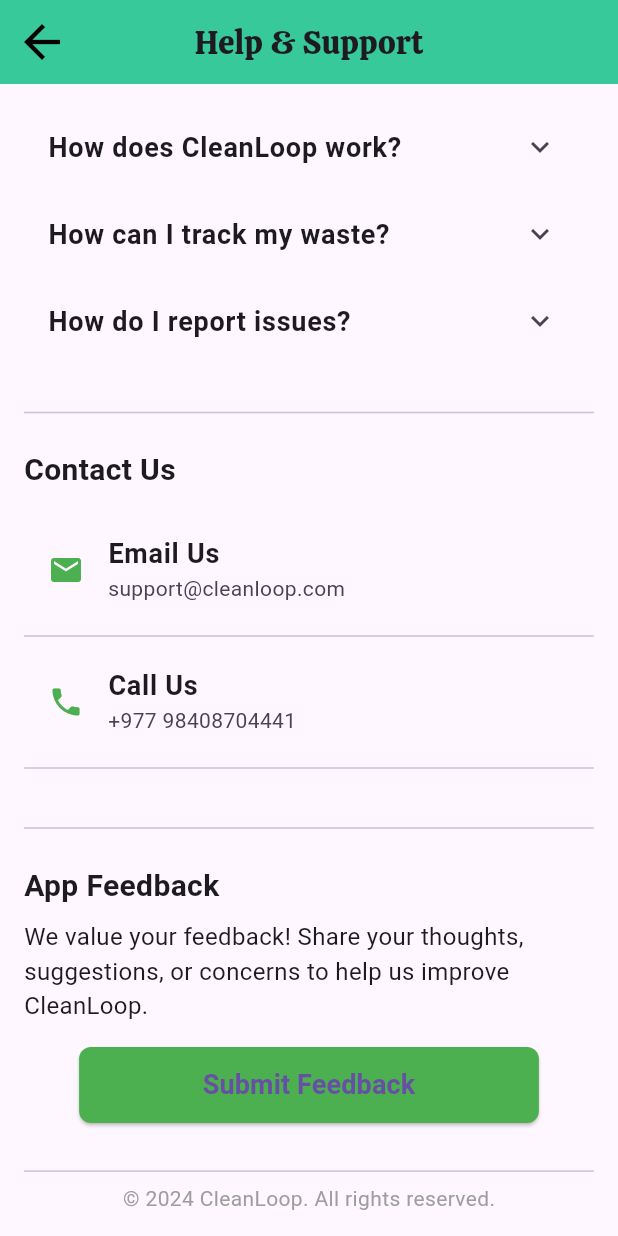
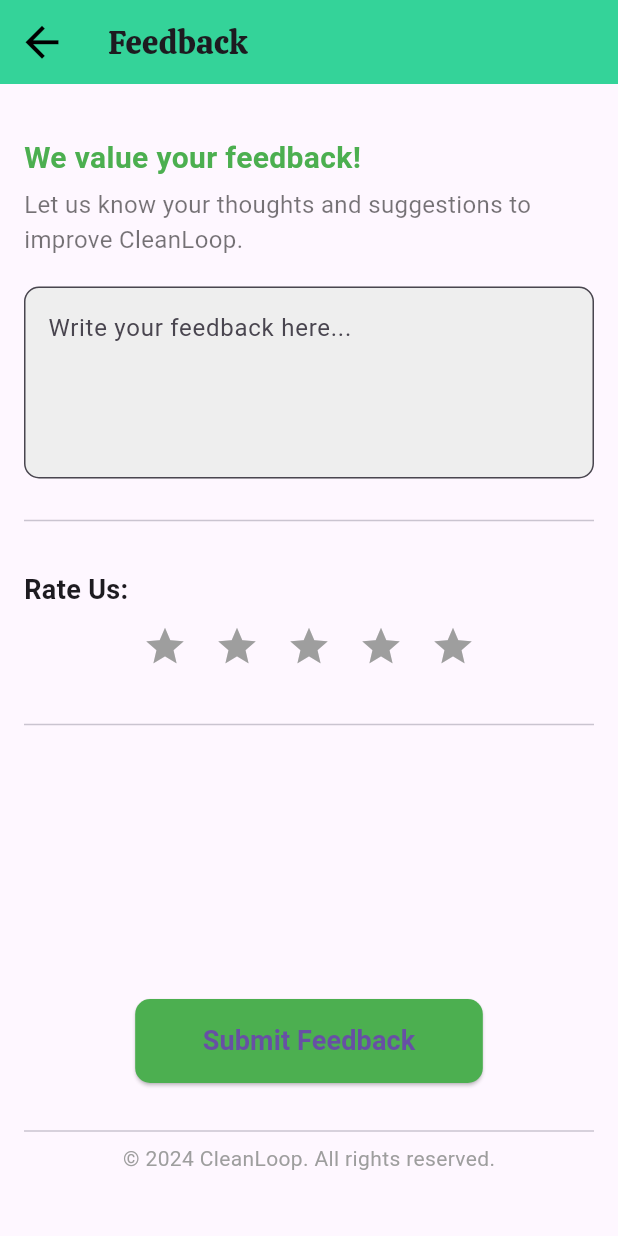
Before and after one commit to Rijan77/CleanLooop_, a Flutter app: the HelpSupportPage screen opened directly, scrolled down 50 dp, after a tap on "Submit Feedback", on a phone screen of 412 x 824 dp. Run offline on Flutter 3.47's test engine with Material 3 defaults, Android fonts, the phone set to English and light mode, and no system bars; our stand-ins replace cloud_firestore, firebase_auth, firebase_core, fl_chart, flutter_local_notifications, geocoding and 5 more; missing offline and left inert: flutter_facebook_auth; accounts and stored records are empty; network calls fail.

Commit message:
Add User Feedback page

```diff
--- a/lib/homePage.dart
+++ b/lib/homePage.dart
@@ -29,7 +29,7 @@
     _screens.addAll([
       const HomeScreen(),
       const NotificationPage(),
-      HistoryPage(userId: '',),
+      const HistoryPage(userId: '',),
       const Userprofile(),
 
     ]);
@@ -84,8 +84,8 @@
         children: [
           // Green Container (Profile Section at the Top)
           Container(
-            color: Colors.green,
-            padding: const EdgeInsets.all(16.0),
+            color: const Color(0xff34D399),
+            padding: const EdgeInsets.all(17.0),
             child: Column(
               children: [
                 // Profile and Points Row
--- a/lib/main.dart
+++ b/lib/main.dart
@@ -1,6 +1,4 @@
 import 'package:cleanloop/pages/UserProfile/ThemeManager.dart';
-import 'package:cleanloop/pages/tracking_location/location_confirmation.dart';
-import 'package:cleanloop/pages/tracking_location/map_page.dart';
 import 'package:flutter/material.dart';
 import 'package:firebase_core/firebase_core.dart';
 import 'package:provider/provider.dart';
@@ -35,7 +33,7 @@
       theme: ThemeData.light(),
       darkTheme: ThemeData.dark(),
       themeMode: themeManager.themeMode,
-      home:   WasteCleaningHomePage(),
+      home:   const WasteCleaningHomePage  (),
     );
   }
 }
--- a/lib/pages/UserProfile/EditProfilePage.dart
+++ b/lib/pages/UserProfile/EditProfilePage.dart
@@ -96,12 +96,11 @@
   Widget build(BuildContext context) {
     return Scaffold(
       appBar: AppBar(
+
         backgroundColor: const Color(0xff34D399),
         leading: IconButton(
           icon: const Icon(
-            Icons.arrow_back,
-            color: Colors.black,
-            size: 26,
+            Icons.arrow_back, color: Colors.black, size: 33,
           ),
           onPressed: () => Navigator.pop(context),
         ),
--- /dev/null
+++ b/lib/pages/UserProfile/Feedback.dart
@@ -0,0 +1,155 @@
+import 'package:flutter/material.dart';
+
+class FeedbackPage extends StatefulWidget {
+  const FeedbackPage({super.key});
+
+  @override
+  _FeedbackPageState createState() => _FeedbackPageState();
+}
+
+class _FeedbackPageState extends State<FeedbackPage> {
+  final TextEditingController _feedbackController = TextEditingController();
+  int _rating = 0;
+
+  void _submitFeedback() {
+    if (_feedbackController.text.isEmpty || _rating == 0) {
+      ScaffoldMessenger.of(context).showSnackBar(
+        const SnackBar(content: Text("Please provide feedback and select a rating.")),
+      );
+      return;
+    }
+
+    // Handle the feedback submission logic here
+    print("Feedback Submitted: ${_feedbackController.text}");
+    print("Rating: $_rating stars");
+
+    ScaffoldMessenger.of(context).showSnackBar(
+      const SnackBar(content: Text("Thank you for your feedback!")),
+    );
+
+    // Clear the form after submission
+    _feedbackController.clear();
+    setState(() {
+      _rating = 0;
+    });
+  }
+
+  Widget _buildStarRating() {
+    return Row(
+      mainAxisAlignment: MainAxisAlignment.center,
+      children: List.generate(5, (index) {
+        return IconButton(
+          onPressed: () {
+            setState(() {
+              _rating = index + 1; // Set rating to the star clicked
+            });
+          },
+          icon: Icon(
+            Icons.star,
+            color: index < _rating ? Colors.orange : Colors.grey,
+            size: 30,
+          ),
+        );
+      }),
+    );
+  }
+
+  @override
+  Widget build(BuildContext context) {
+    return Scaffold(
+      appBar: AppBar(
+        leading: IconButton(
+          icon: const Icon(Icons.arrow_back, color: Colors.black, size: 33,),
+          onPressed: () {
+            // Navigate back to login page
+            Navigator.pop(context);
+          },
+        ),
+        title: const Text("Feedback", style: TextStyle( fontFamily: "Calistoga",
+          fontSize: 22,),),
+        backgroundColor: const Color(0xff34D399),
+      ),
+      body: SingleChildScrollView(
+        child : Padding(
+          padding: const EdgeInsets.only(top: 35.0, left: 16.0, right: 16.0),
+          child: Column(
+            crossAxisAlignment: CrossAxisAlignment.start,
+            children: [
+              const Text(
+                "We value your feedback!",
+                style: TextStyle(
+                  fontSize: 20,
+                  fontWeight: FontWeight.bold,
+                  color: Colors.green,
+                ),
+              ),
+              const SizedBox(height: 5),
+              const Text(
+                "Let us know your thoughts and suggestions to improve CleanLoop.",
+                style: TextStyle(fontSize: 16, color: Colors.black54),
+              ),
+              const SizedBox(height: 20),
+
+              // Feedback TextField
+              TextField(
+                controller: _feedbackController,
+                maxLines: 4,
+                decoration: InputDecoration(
+                  hintText: "Write your feedback here...",
+                  border: OutlineInputBorder(
+                    borderRadius: BorderRadius.circular(10),
+                  ),
+                  filled: true,
+                  fillColor: Colors.grey[200],
+                ),
+              ),
+              const SizedBox(height: 20),
+              const Divider(thickness: 1),
+              const SizedBox(height: 25),
+
+              // Star Rating
+              const Text(
+                "Rate Us:",
+                style: TextStyle(fontSize: 18, fontWeight: FontWeight.bold),
+              ),
+              const SizedBox(height: 1),
+              _buildStarRating(),
+
+              // Submit Button
+
+              const SizedBox(height: 20),
+              const Divider(thickness: 1),
+              const SizedBox(height: 175),
+
+              Center(
+                child: ElevatedButton(
+                  onPressed: _submitFeedback,
+                  style: ElevatedButton.styleFrom(
+                    backgroundColor: Colors.green,
+                    padding: const EdgeInsets.symmetric(horizontal: 45, vertical: 15),
+                    shape: RoundedRectangleBorder(
+                      borderRadius: BorderRadius.circular(10),
+                    ),
+                  ),
+                  child: const Text(
+                    "Submit Feedback",
+                    style: TextStyle(fontSize: 18,
+                      fontWeight: FontWeight.bold,),
+                  ),
+                ),
+              ),
+              const SizedBox(height: 24),
+              const Divider(thickness: 1),
+              const Center(
+                child: Text(
+                  "© 2024 CleanLoop. All rights reserved.",
+                  style: TextStyle(fontSize: 14, color: Colors.grey),
+                ),
+              ),
+            ],
+          ),
+        ),
+      ),
+    );
+  }
+}
--- a/lib/pages/UserProfile/HelpSupportPage.dart
+++ b/lib/pages/UserProfile/HelpSupportPage.dart
@@ -1,4 +1,6 @@
 import 'package:flutter/material.dart';
+
+import 'Feedback.dart';
 
 class HelpSupportPage extends StatelessWidget {
   const HelpSupportPage({super.key});
@@ -140,7 +142,7 @@
               Center(
                 child: ElevatedButton(
                   onPressed: () {
-                    // Navigate to feedback form or handle feedback submission
+                    Navigator.push(context, MaterialPageRoute(builder: (context)=>const FeedbackPage()));
                   },
                   style: ElevatedButton.styleFrom(
                     backgroundColor: Colors.green.shade500,
--- a/lib/pages/UserProfile/userProfile.dart
+++ b/lib/pages/UserProfile/userProfile.dart
@@ -7,6 +7,7 @@
 import 'dart:typed_data';
 
 import '../CustomDialog.dart';
+import '../eco_features/historyPage.dart';
 import 'EditProfilePage.dart';
 import 'HelpSupportPage.dart';
 import '../user_auth/auth_service.dart';
@@ -94,18 +95,6 @@
             height: 8,
           ),
 
-          // ElevatedButton(
-          //   onPressed: () {
-          //     // Edit profile action
-          //   },
-          //   style: ElevatedButton.styleFrom(
-          //     backgroundColor: Colors.white,
-          //     foregroundColor: Colors.green,
-          //   ),
-          //   child: const Text('Edit Profile'),
-          // ),
-
-
           Padding(
             padding: const EdgeInsets.all(20.0),
             child: Column(
@@ -123,7 +112,9 @@
                 ),
                 const SizedBox(height: 5,),
 
-                _buildProfileOption(context, icon: Icons.history, title: "My History", subtitle: "Track your past activities", onTap: (){
+                _buildProfileOption(context, icon: Icons.history, title: "My History", subtitle: "Track your past activities",
+                    onTap: (){
+                  Navigator.push(context, MaterialPageRoute(builder: (context)=>const HistoryPage(userId: ' ',)));
 
                 }),
                 const SizedBox(height: 5,),
@@ -160,7 +151,6 @@
                   title: "Logout!",
                   subtitle: "Sign out of your account.",
                   onTap: ()async{
-
                     CustomDialog.showSuccessDialog(
                       context: context,
                       title: "Logout!",
```
Also changed, not shown: lib/pages/Notification/overallNotifi.dart (+12 -1 lines), lib/pages/UserProfile/SettingsPage.dart (+29 -3 lines), lib/pages/eco_features/historyPage.dart (+10 -2 lines).
